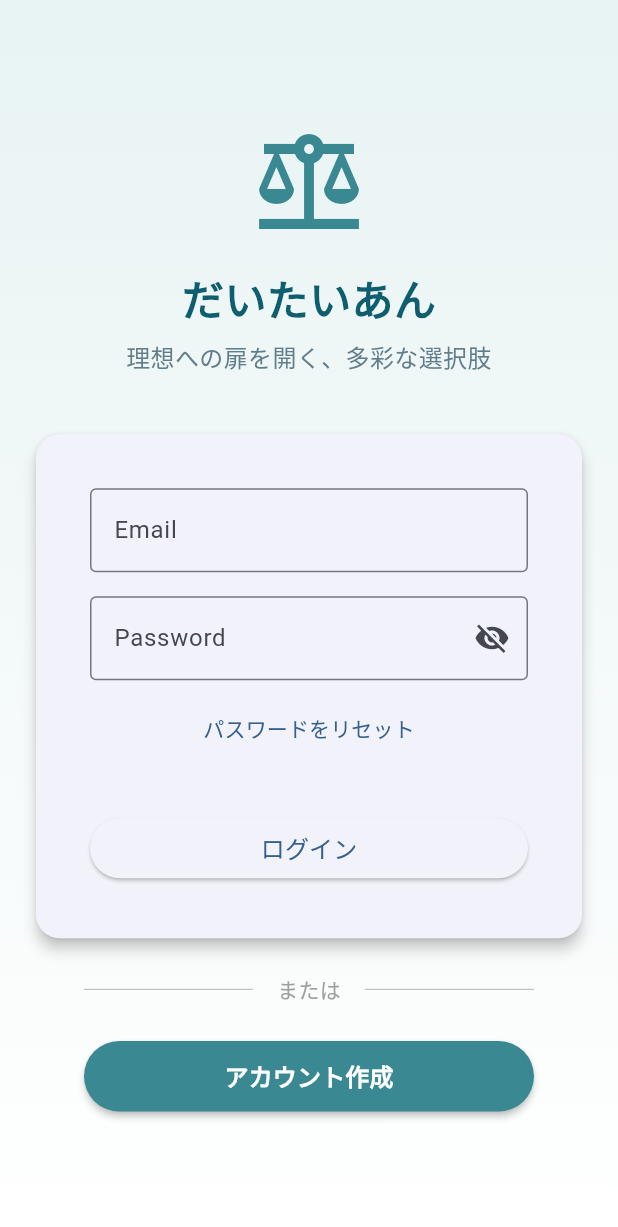
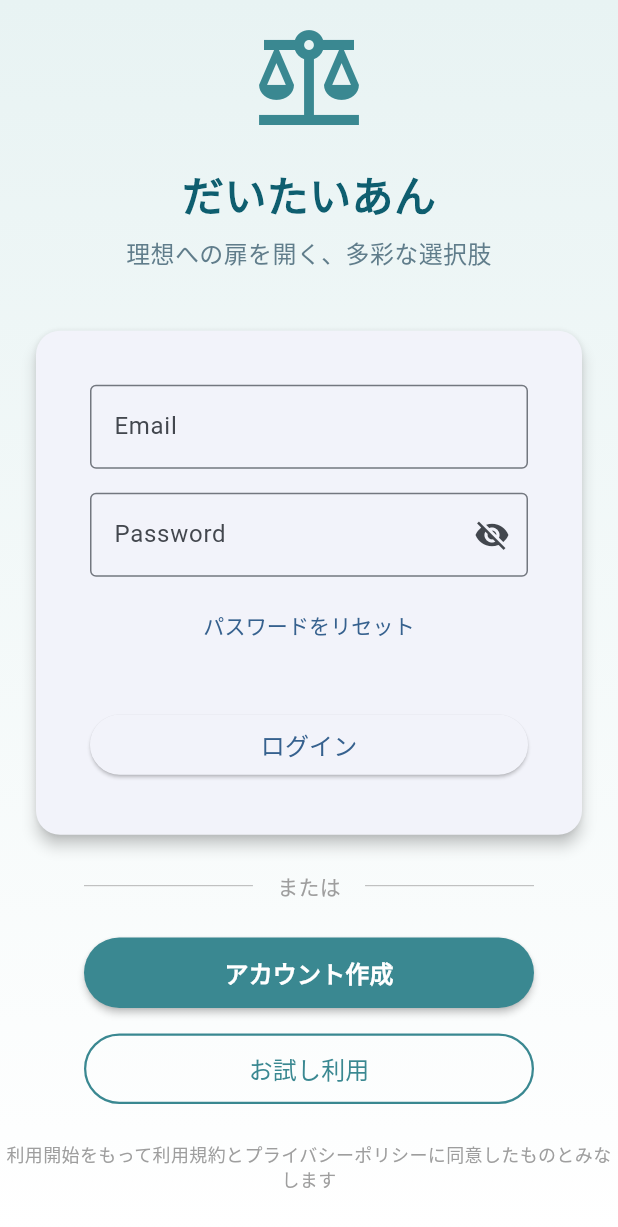
Before and after one commit to yamamomo2022/balance_ai_agent, a Flutter app: the screen it shows after launch, on a phone screen of 412 x 824 dp. Shown: the top 1227 px of the screen. Run offline on Flutter 3.47's test engine with Material 3 defaults, Android fonts, the phone set to English and light mode, and no system bars; our stand-ins replace dio, firebase_auth, firebase_core, flutter_chat_types, flutter_chat_ui, flutter_dotenv and 2 more; accounts and stored records are empty; generated files the repository leaves out were written again.

Commit message:
feat: add demo mode functionality to login/signup page
- Implemented a handler for demo mode login that navigates to the home screen.
- Added a button for users to access the demo mode.
- Included a notification message indicating limited functionality in demo mode.

```diff
--- a/lib/pages/login_signup_page.dart
+++ b/lib/pages/login_signup_page.dart
@@ -1,6 +1,7 @@
 import 'package:balance_ai_agent/widgets/auth_form.dart';
 import 'package:flutter/material.dart';
 
+import 'base_page.dart';
 import 'signup_page.dart';
 
 class LoginSignupPage extends StatelessWidget {
@@ -10,6 +11,24 @@ class LoginSignupPage extends StatelessWidget {
     super.key,
     this.showDeletedMessage = false,
   });
+
+  /// お試しモードでアプリを利用するためのハンドラー
+  void _handleTryDemoMode(BuildContext context) {
+    // ホーム画面に遷移
+    Navigator.pushReplacement(
+      context,
+      MaterialPageRoute(builder: (context) => const BasePage()),
+    );
+
+    // お試し利用の通知
+    ScaffoldMessenger.of(context).showSnackBar(
+      const SnackBar(
+        content: Text('お試しモードでログインしました。一部機能が制限されています。'),
+        duration: Duration(seconds: 4),
+        backgroundColor: Color(0xFF3A8891),
+      ),
+    );
+  }
 
   @override
   Widget build(BuildContext context) {
@@ -148,6 +167,44 @@ class LoginSignupPage extends StatelessWidget {
                     ),
                   ),
                 ),
+                // お試し利用ボタン
+                Padding(
+                  padding: const EdgeInsets.only(top: 16.0),
+                  child: SizedBox(
+                    width: 300,
+                    child: OutlinedButton(
+                      onPressed: () => _handleTryDemoMode(context),
+                      style: OutlinedButton.styleFrom(
+                        foregroundColor: primaryColor,
+                        side: const BorderSide(color: primaryColor, width: 1.5),
+                        padding: const EdgeInsets.symmetric(vertical: 12),
+                        shape: RoundedRectangleBorder(
+                          borderRadius: BorderRadius.circular(30),
+                        ),
+                      ),
+                      child: const Text(
+                        'お試し利用',
+                        style: TextStyle(
+                          fontSize: 16,
+                          fontWeight: FontWeight.w500,
+                        ),
+                      ),
+                    ),
+                  ),
+                ),
+
+                // 利用規約とプライバシーポリシーへのリンク
+                const Padding(
+                  padding: EdgeInsets.only(top: 24.0, bottom: 16.0),
+                  child: Text(
+                    '利用開始をもって利用規約とプライバシーポリシーに同意したものとみなします',
+                    textAlign: TextAlign.center,
+                    style: TextStyle(
+                      color: Colors.grey,
+                      fontSize: 12,
+                    ),
+                  ),
+                ),
               ],
             ),
           ),
```
